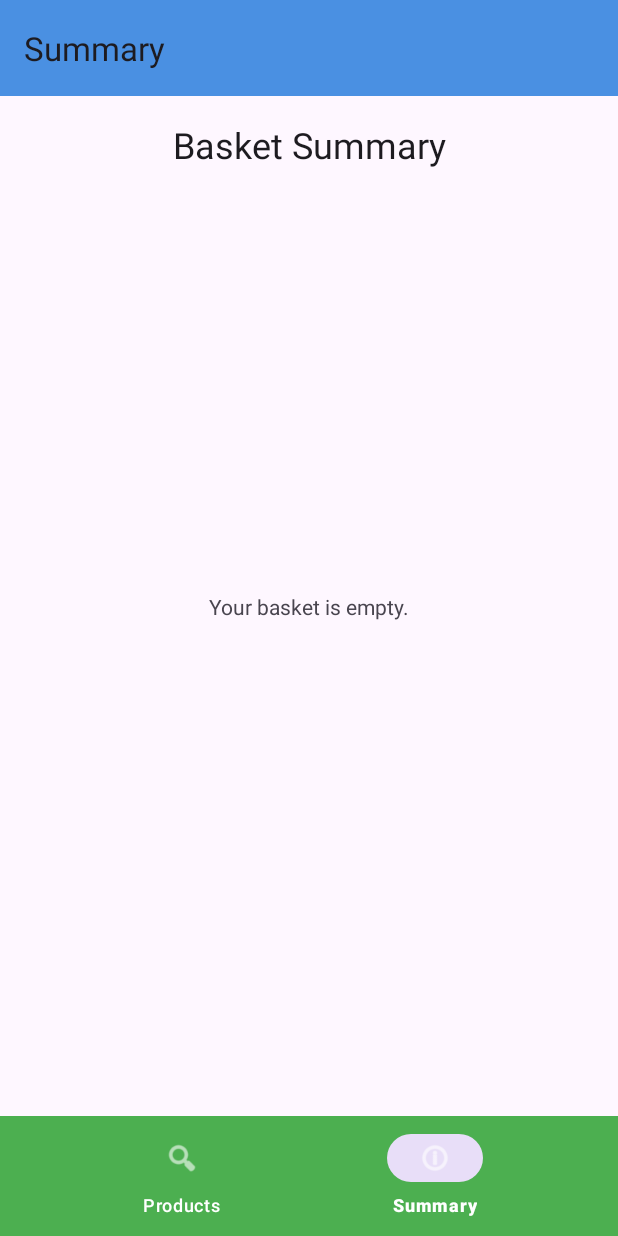
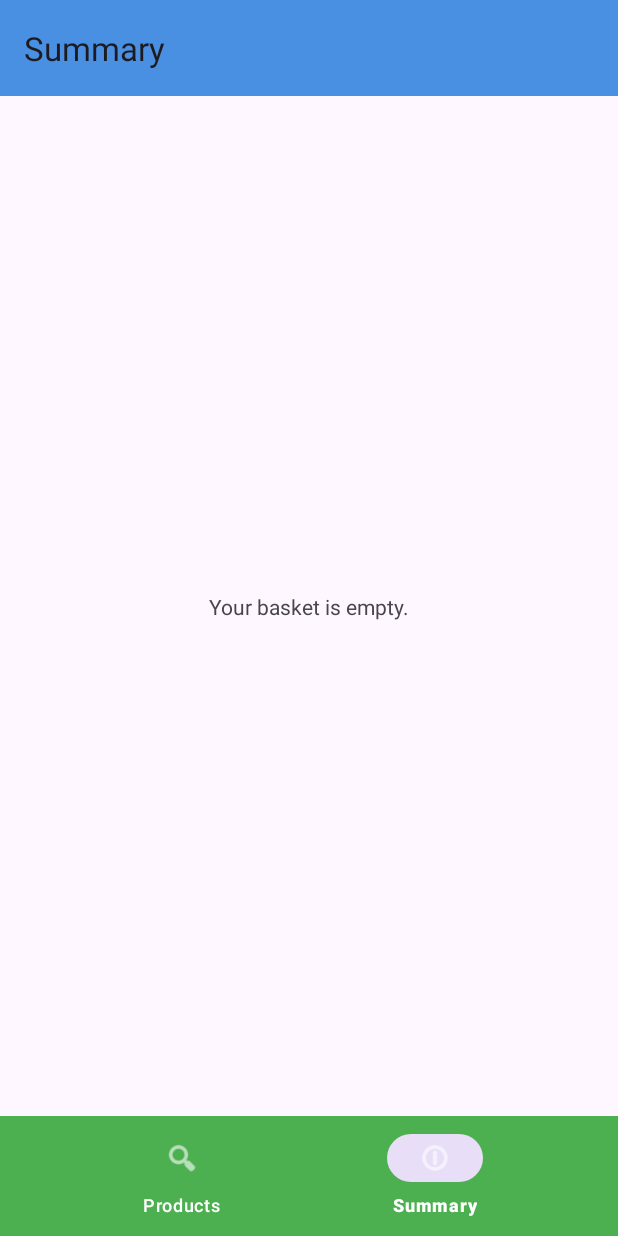
Before and after one commit to onurtas1993/smart-grocery, an Android app: the SummaryFragment screen opened through its navigation route, on a phone screen of 412 x 824 dp. Run offline under Robolectric (Android 15) with nearby library versions, the phone set to English and light mode, and no system bars; our stand-ins replace navigation-ui; pictures from the network do not load.

Commit message:
Fixed visual bug

```diff
--- a/mobile_client/app/src/main/res/layout/fragment_summary.xml
+++ b/mobile_client/app/src/main/res/layout/fragment_summary.xml
@@ -6,28 +6,16 @@
     android:layout_height="match_parent"
     tools:context=".fragment.SummaryFragment">
 
-    <TextView
-        android:id="@+id/summaryTitle"
-        android:layout_width="wrap_content"
-        android:layout_height="wrap_content"
-        android:layout_marginTop="16dp"
-        android:text="Basket Summary"
-        android:textAppearance="?attr/textAppearanceHeadline5"
-        app:layout_constraintEnd_toEndOf="parent"
-        app:layout_constraintStart_toStartOf="parent"
-        app:layout_constraintTop_toTopOf="parent" />
 
     <androidx.recyclerview.widget.RecyclerView
         android:id="@+id/summaryRecyclerView"
         android:layout_width="0dp"
         android:layout_height="0dp"
         android:layout_marginTop="16dp"
+        app:layout_constraintStart_toStartOf="parent"
+        app:layout_constraintEnd_toEndOf="parent"
+        app:layout_constraintTop_toTopOf="parent"
         app:layout_constraintBottom_toTopOf="@+id/totalCostLayout"
-        app:layout_constraintEnd_toEndOf="parent"
-        app:layout_constraintHorizontal_bias="0.0"
-        app:layout_constraintStart_toStartOf="parent"
-        app:layout_constraintTop_toBottomOf="@id/summaryTitle"
-        app:layout_constraintVertical_bias="0.0"
         tools:listitem="@layout/item_summary_product" />
 
     <TextView
```
